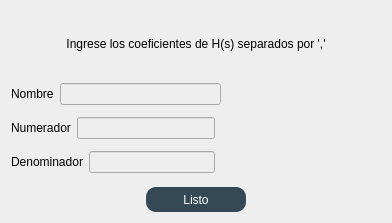
This is PycharmProjects/TC1/GraphFetching/transfer.ui in scheinpablo/BodeGrapher as Qt 5 draws it before an edit. The edited form follows.
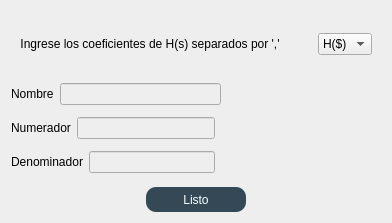
This is the edited form. Custom widgets are drawn as their Qt base class.

Commit message: z($) agregado

What changed in the file:
```diff
--- a/PycharmProjects/TC1/GraphFetching/transfer.ui
+++ b/PycharmProjects/TC1/GraphFetching/transfer.ui
@@ -24,6 +24,9 @@
   </property>
   <layout class="QVBoxLayout" name="verticalLayout_2">
    <item>
+    <widget class="QWidget" name="widget" native="true">
+     <layout class="QHBoxLayout" name="horizontalLayout_6">
+      <item>
     <widget class="QLabel" name="instructions">
      <property name="sizePolicy">
       <sizepolicy hsizetype="Minimum" vsizetype="Minimum">
@@ -37,6 +40,36 @@
      <property name="alignment">
       <set>Qt::AlignCenter</set>
      </property>
+       </widget>
+      </item>
+      <item>
+       <spacer name="horizontalSpacer_4">
+        <property name="orientation">
+         <enum>Qt::Horizontal</enum>
+        </property>
+        <property name="sizeHint" stdset="0">
+         <size>
+          <width>34</width>
+          <height>20</height>
+         </size>
+        </property>
+       </spacer>
+      </item>
+      <item>
+       <widget class="QComboBox" name="theorical_type">
+        <item>
+         <property name="text">
+          <string>H($)</string>
+         </property>
+        </item>
+        <item>
+         <property name="text">
+          <string>Z($)</string>
+         </property>
+        </item>
+       </widget>
+      </item>
+     </layout>
     </widget>
    </item>
    <item>
```
Lines whose indentation alone changed are shown as unchanged. The commit also changes 1 other file.
